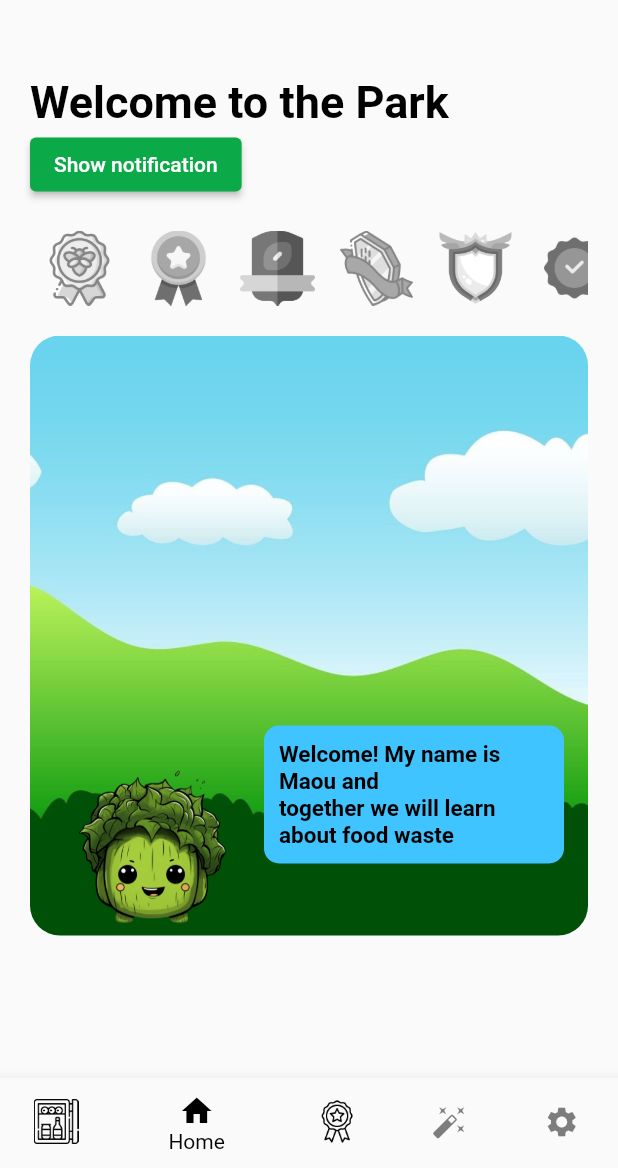
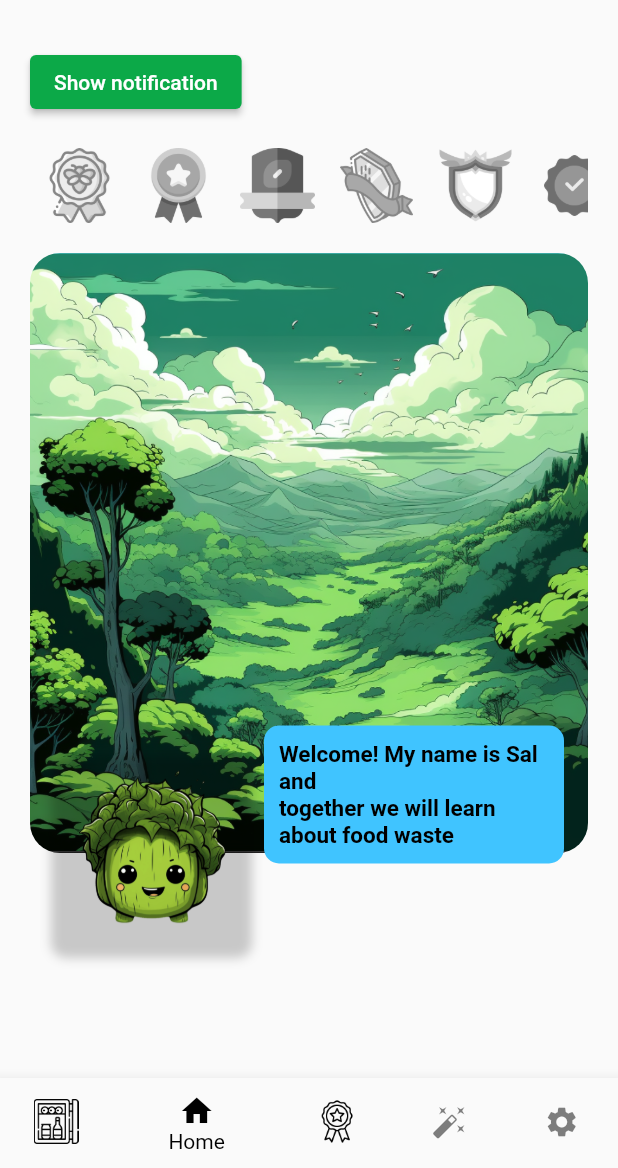
Before and after one commit to CelaniDe/flutter_demo_eestech, a Flutter app: the screen it shows once a user with an empty profile is signed in, on a phone screen of 412 x 824 dp, the part 68-1236 px from its top. Run offline on Flutter 3.47's test engine with Material 2 defaults, Android fonts, the light colour scheme and no system bars; our stand-ins replace cloud_firestore, firebase_auth, firebase_core, firebase_database, flutter_conditional_rendering, flutter_local_notifications and 1 more; missing offline and left inert: barcode_scan2; accounts and stored records are empty; network calls fail.

Commit message:
Final ui changes

```diff
--- a/demo/lib/src/screens/home.dart
+++ b/demo/lib/src/screens/home.dart
@@ -13,7 +13,6 @@ import 'package:flutter_local_notifications/flutter_local_notifications.dart';
 import 'package:permission_handler/permission_handler.dart';
 import 'package:provider/provider.dart';
 import 'package:demo/main.dart';
-
 
 var badgesFolder = 'assets/badges/';
 List<String> childrenData = [
@@ -231,18 +230,6 @@ class _homeState extends State<home> {
               crossAxisAlignment: CrossAxisAlignment.start,
               mainAxisAlignment: MainAxisAlignment.start,
               children: <Widget>[
-                Padding(
-                  padding: EdgeInsets.only(top: 20),
-                  child: Text(
-                    'Welcome to the Park',
-                    style: TextStyle(
-                      fontSize: 30,
-                      fontWeight: FontWeight.bold,
-                      color: Colors.black,
-                    ),
-                    textAlign: TextAlign.left,
-                  ),
-                ),
                 ElevatedButton(
                   onPressed: initializeNotifications,
                   child: Text('Show notification'),
@@ -264,7 +251,7 @@ class _homeState extends State<home> {
                     decoration: BoxDecoration(
                       borderRadius: BorderRadius.circular(20),
                       image: DecorationImage(
-                        image: Image.asset('assets/park.png').image,
+                        image: Image.asset('assets/bg.png').image,
                         fit: BoxFit.cover,
                       ),
                     ),
@@ -286,9 +273,17 @@ class _homeState extends State<home> {
                         width: 130,
                         height: 130,
                         decoration: BoxDecoration(
+                          boxShadow: [
+                            BoxShadow(
+                              color: Colors.black.withOpacity(0.2),
+                              spreadRadius: 2,
+                              blurRadius: 5,
+                              offset: Offset(0, 2),
+                            ),
+                          ],
                           borderRadius: BorderRadius.circular(10),
                           image: DecorationImage(
-                            image: Image.asset('assets/pou_img.png').image,
+                            image: AssetImage('assets/pou_img.png'),
                             fit: BoxFit.cover,
                           ),
                         ),
@@ -305,7 +300,7 @@ class _homeState extends State<home> {
                           child: Padding(
                               padding: EdgeInsets.all(10),
                               child: Text(
-                                'Welcome! My name is Maou and \ntogether we will learn about food waste',
+                                'Welcome! My name is Sal and \ntogether we will learn about food waste',
                                 style: TextStyle(
                                   fontSize: 15,
                                   fontWeight: FontWeight.bold,
--- a/demo/pubspec.yaml
+++ b/demo/pubspec.yaml
@@ -72,6 +72,7 @@ flutter:
     - assets/barcode.png
     - assets/trash.png
     - assets/hats/
+    - assets/bg.png
 
   # The following line ensures that the Material Icons font is
   # included with your application, so that you can use the icons in
```
Also changed, not shown: demo/assets/bg.png (added).
